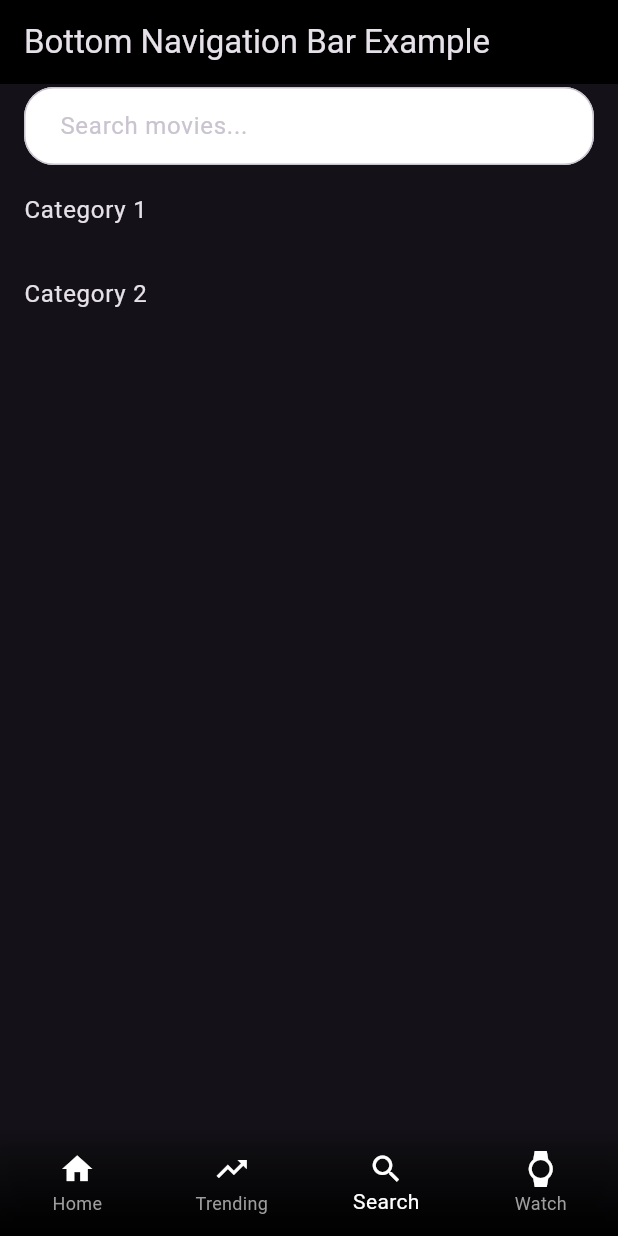
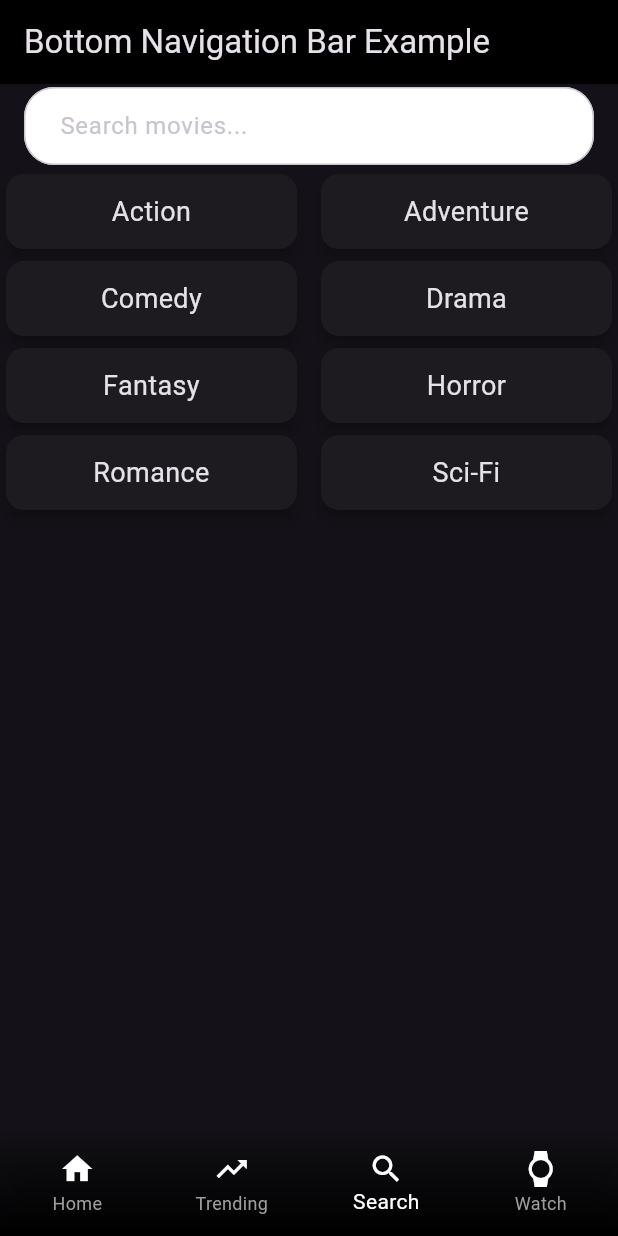
Before and after one commit to AdnanAliMumtaz/Movie_Application, a Flutter app: the screen it shows after launch, item 3 of the bottom bar chosen, on a phone screen of 412 x 824 dp. Run offline on Flutter 3.47's test engine with Material 3 defaults, Android fonts, the phone set to English and light mode, and no system bars; network calls fail.

Commit message:
Need to fix the Search Page, a few things left

```diff
--- a/lib/search.dart
+++ b/lib/search.dart
@@ -1,120 +1,6 @@
 import 'package:flutter/material.dart';
 import 'package:http/http.dart' as http;
 import 'dart:convert';
-
-// class Search extends StatefulWidget {
-//   @override
-//   _SearchState createState() => _SearchState();
-// }
-
-// class _SearchState extends State<Search> {
-//   TextEditingController _controller = TextEditingController();
-//   List<Map<String, dynamic>> _searchResults = [];
-
-//   @override
-//   void initState() {
-//     super.initState();
-//     _controller.addListener(_onSearchTextChanged);
-//   }
-
-//   _onSearchTextChanged() {
-//     _searchMovies(_controller.text);
-//   }
-
-//   Future<void> _searchMovies(String query) async {
-//     final String apiKey = '80cc2e03cf6fa0d932e0efafa543fb2e';
-//     final String apiUrl = 'https://api.themoviedb.org/3/search/movie?api_key=$apiKey&query=$query';
-
-//     try {
-//       final response = await http.get(Uri.parse(apiUrl));
-//       final responseData = json.decode(response.body);
-
-//       if (response.statusCode == 200) {
-//         setState(() {
-//           _searchResults = List<Map<String, dynamic>>.from(responseData['results']);
-//         });
-//       } else {
-//         // Handle error
-//         print('Failed to search movies: ${responseData['status_message']}');
-//       }
-//     } catch (error) {
-//       // Handle error
-//       print('Failed to search movies: $error');
-//     }
-//   }
-
-//   @override
-//   Widget build(BuildContext context) {
-//     return Scaffold(
-//       appBar: AppBar(
-//         title: TextField(
-//           controller: _controller,
-//           decoration: InputDecoration(
-//             hintText: 'Search movies...',
-//             border: OutlineInputBorder(
-//               borderRadius: BorderRadius.circular(20),
-//             ),
-//             filled: true,
-//             fillColor: Colors.white,
-//             contentPadding: EdgeInsets.symmetric(vertical: 10, horizontal: 6),
-//           ),
-//         ),
-//       ),
-//       body: ListView.builder(
-//         itemCount: _searchResults.length,
-//         itemBuilder: (context, index) {
-//           final movie = _searchResults[index];
-//           return GestureDetector(
-//             onTap: () {
-//               // Add functionality to navigate to movie details page
-//             },
-//             child: Card(
-//               elevation: 4,
-//               shape: RoundedRectangleBorder(
-//                 borderRadius: BorderRadius.circular(12),
-//               ),
-//               child: Column(
-//                 crossAxisAlignment: CrossAxisAlignment.stretch,
-//                 children: [
-//                   ClipRRect(
-//                     borderRadius: BorderRadius.circular(12),
-//                     child: Image.network(
-//                       'https://image.tmdb.org/t/p/w500${movie['poster_path']}',
-//                       fit: BoxFit.cover,
-//                       height: 200,
-//                       errorBuilder: (context, error, stackTrace) => Container(color: Colors.grey),
-//                     ),
-
-//                   ),
-//                   Padding(
-//                     padding: EdgeInsets.all(8),
-//                     child: Text(
-//                       movie['title'] ?? 'Untitled',
-//                       style: TextStyle(fontWeight: FontWeight.bold),
-//                       overflow: TextOverflow.ellipsis,
-//                       maxLines: 2,
-//                       textAlign: TextAlign.center,
-//                     ),
-//                   ),
-//                 ],
-//               ),
-//             ),
-//           );
-//         },
-//       ),
-//     );
-//   }
-
-//   @override
-//   void dispose() {
-//     _controller.removeListener(_onSearchTextChanged);
-//     _controller.dispose();
-//     super.dispose();
-//   }
-// }
-
-
-
 
 class Search extends StatefulWidget {
   @override
@@ -123,8 +9,9 @@ class Search extends StatefulWidget {
 
 class _SearchState extends State<Search> {
   TextEditingController _controller = TextEditingController();
+  List<String> _movieCategories = ['Action', 'Adventure', 'Comedy', 'Drama', 'Fantasy', 'Horror', 'Romance', 'Sci-Fi']; // Sample categories
+  bool _showCategories = true;
   List<Map<String, dynamic>> _searchResults = [];
-  bool _showCategories = true;
 
   @override
   void initState() {
@@ -190,23 +77,45 @@ class _SearchState extends State<Search> {
   }
 
   Widget _buildCategoryList() {
-    return ListView(
+    return ListView.builder(
+      itemCount: (_movieCategories.length / 2).ceil(), // Calculate the number of rows needed
+      itemBuilder: (context, index) {
+        return Row(
           children: [
-        ListTile(
-          title: Text('Category 1'),
+            _buildCategoryItem(index * 2), // First box in the row
+            SizedBox(width: 8), // Add some space between boxes
+            _buildCategoryItem(index * 2 + 1), // Second box in the row
+          ],
+        );
+      },
+    );
+  }
+
+  Widget _buildCategoryItem(int categoryIndex) {
+    if (categoryIndex < _movieCategories.length) {
+      return Expanded(
+        child: Card(
+          elevation: 4,
+          child: InkWell(
             onTap: () {
               // Handle category selection
             },
+            child: Padding(
+              padding: EdgeInsets.all(12),
+              child: Center(
+                child: Text(
+                  _movieCategories[categoryIndex],
+                  textAlign: TextAlign.center,
+                  style: TextStyle(fontSize: 18),
                 ),
-        ListTile(
-          title: Text('Category 2'),
-          onTap: () {
-            // Handle category selection
-          },
               ),
-        // Add more categories as needed
-      ],
+            ),
+          ),
+        ),
       );
+    } else {
+      return Expanded(child: Container()); // Empty container if no more categories
+    }
   }
 
   Widget _buildSearchResults() {
```
Lines whose indentation alone changed are shown as unchanged.
